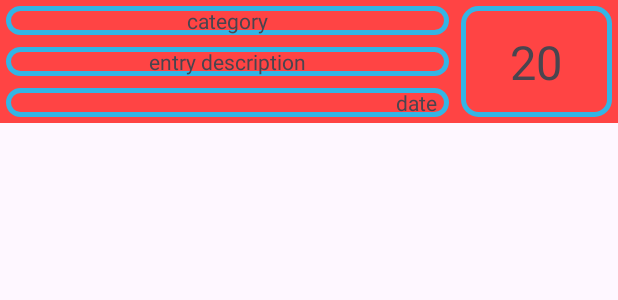
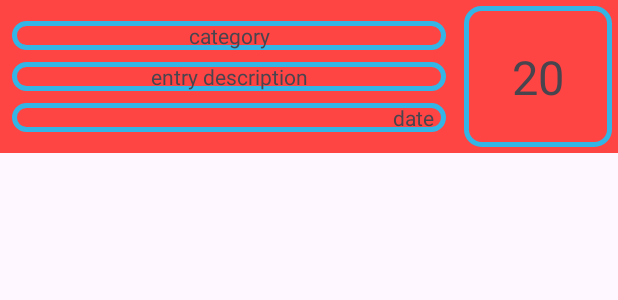
Before and after one commit to Vlad421/BillManager, an Android app: the layout list_flow_element.xml on its own in the app's theme, with its tools: preview values and no code run, on a phone screen of 412 x 824 dp. Shown: the top 300 px of the screen. Run offline under Robolectric (Android 15) with nearby library versions, the phone set to English and light mode, and no system bars.

```diff
--- a/app/src/main/java/my/sdlc/billmanager/FlowListAdapter.java
+++ b/app/src/main/java/my/sdlc/billmanager/FlowListAdapter.java
@@ -6,8 +6,6 @@
 package my.sdlc.billmanager;
 
 
-import android.icu.text.DateFormat;
-import android.icu.text.SimpleDateFormat;
 import android.view.LayoutInflater;
 import android.view.View;
 import android.view.ViewGroup;
@@ -16,6 +14,7 @@ import android.widget.TextView;
 import androidx.annotation.NonNull;
 import androidx.recyclerview.widget.RecyclerView;
 
+import java.text.DateFormat;
 import java.util.ArrayList;
 
 import my.sdlc.billmanager.entity.flow.Entry;
@@ -89,9 +88,10 @@ public class FlowListAdapter extends RecyclerView.Adapter<FlowListAdapter.EntryH
 
     @Override
     public void onBindViewHolder(@NonNull EntryHolder holder, int position) {
+
         holder.getDescriptionView().setText(data.get(position).getDescription());
         holder.getAmountView().setText(String.valueOf( data.get(position).getAmount()));
-        DateFormat date =  SimpleDateFormat.getDateInstance();
+        DateFormat date =  DateFormat.getDateInstance();
 
         holder.getDateView().setText(date.format( data.get(position).getDate()));
         holder.getCategoryView().setText(data.get(position).getCategory());
--- a/app/src/main/res/layout/fragment_main.xml
+++ b/app/src/main/res/layout/fragment_main.xml
@@ -22,7 +22,7 @@
         app:layout_constraintTop_toTopOf="parent" />
 
     <com.google.android.material.button.MaterialButton
-        android:id="@+id/button_add_expenses"
+        android:id="@+id/button_expenses_flow"
         style="@style/button_shape"
         android:layout_width="match_parent"
         android:layout_height="wrap_content"
@@ -31,13 +31,13 @@
 
     <com.google.android.material.button.MaterialButton
 
-        android:id="@+id/button_add_income"
+        android:id="@+id/button_income_flow"
         style="@style/button_shape"
         android:layout_width="match_parent"
         android:layout_height="wrap_content"
         android:text="@string/label_button_income"
 
-        app:layout_constraintTop_toBottomOf="@+id/button_add_expenses" />
+        app:layout_constraintTop_toBottomOf="@+id/button_expenses_flow" />
 
 
 </androidx.constraintlayout.widget.ConstraintLayout>
--- a/app/src/main/res/layout/list_flow_element.xml
+++ b/app/src/main/res/layout/list_flow_element.xml
@@ -14,7 +14,11 @@
         android:id="@+id/text_info"
         android:layout_width="0dp"
         android:layout_height="wrap_content"
+        android:layout_marginHorizontal="4dp"
+        android:layout_marginVertical="10dp"
+        android:layout_marginBottom="1dp"
         android:orientation="vertical"
+        app:layout_constraintBottom_toBottomOf="parent"
         app:layout_constraintEnd_toStartOf="@id/entry_amount"
         app:layout_constraintHorizontal_bias="0.51"
         app:layout_constraintHorizontal_weight="6"
@@ -26,25 +30,24 @@
             android:layout_width="match_parent"
             android:layout_height="wrap_content"
             android:layout_gravity="center|center_vertical"
+            android:layout_margin="4dp"
+            android:background="@drawable/box_border"
             android:gravity="center|center_vertical"
-            android:text="category"
             android:paddingStart="8dp"
             android:paddingEnd="8dp"
-            android:layout_margin="4dp"
-            android:background="@drawable/box_border"/>
+            android:text="category" />
 
         <TextView
             android:id="@+id/entry_item_description"
             android:layout_width="match_parent"
             android:layout_height="wrap_content"
+            android:layout_margin="4dp"
+            android:background="@drawable/box_border"
             android:text="entry description"
             android:textAlignment="center"
-            android:layout_margin="4dp"
-            android:background="@drawable/box_border"
 
 
             />
-
 
 
         <TextView
@@ -52,11 +55,11 @@
             android:layout_width="match_parent"
             android:layout_height="wrap_content"
             android:layout_gravity="center_vertical|end"
+            android:layout_margin="4dp"
             android:background="@drawable/box_border"
             android:gravity="center_vertical|end"
             android:paddingStart="8dp"
             android:paddingEnd="8dp"
-            android:layout_margin="4dp"
             android:text="date" />
     </LinearLayout>
 
```
Also changed, not shown: app/src/main/java/my/sdlc/billmanager/MainFragment.java (+26 -9 lines), app/src/main/res/navigation/navigation.xml (+19 -12 lines).
